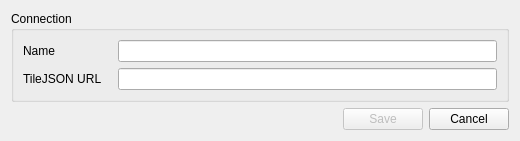
Before: the Qt Designer form ui/dlg_edit_server_connection.ui in geometalab/Vector-Tiles-Reader-QGIS-Plugin, drawn with Qt 5.
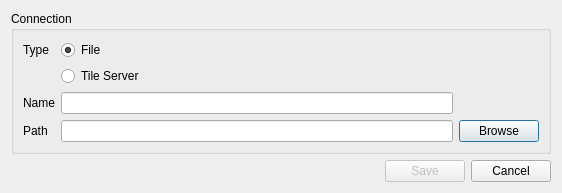
After: the same form once the commit is applied.

Commit message: * file connection dialog removed. * server dialog is now also used for files

Patch:
```diff
--- a/ui/dlg_edit_server_connection.ui
+++ b/ui/dlg_edit_server_connection.ui
@@ -6,53 +6,59 @@
    <rect>
     <x>0</x>
     <y>0</y>
-    <width>520</width>
-    <height>132</height>
+    <width>562</width>
+    <height>174</height>
    </rect>
   </property>
   <property name="windowTitle">
    <string>Edit Connection</string>
   </property>
-  <layout class="QVBoxLayout" name="verticalLayout_3">
+  <layout class="QVBoxLayout" name="verticalLayout_3" stretch="0,1">
    <item>
     <widget class="QGroupBox" name="groupBox">
      <property name="title">
       <string>Connection</string>
      </property>
-     <layout class="QGridLayout" name="gridLayout">
+     <layout class="QGridLayout" name="gridLayout" columnstretch="0,1,0">
+      <item row="3" column="0">
+       <widget class="QLabel" name="lblSource">
+        <property name="text">
+         <string>Path</string>
+        </property>
+       </widget>
+      </item>
       <item row="0" column="0">
-       <layout class="QHBoxLayout" name="horizontalLayout_3">
-        <item>
-         <layout class="QVBoxLayout" name="verticalLayout">
-          <item>
+       <widget class="QLabel" name="label_3">
+        <property name="text">
+         <string>Type</string>
+        </property>
+       </widget>
+      </item>
+      <item row="2" column="0">
            <widget class="QLabel" name="label">
             <property name="text">
              <string>Name</string>
             </property>
            </widget>
           </item>
-          <item>
-           <widget class="QLabel" name="label_2">
+      <item row="1" column="1">
+       <widget class="QRadioButton" name="rbServer">
             <property name="text">
-             <string>TileJSON URL</string>
-            </property>
-           </widget>
-          </item>
-         </layout>
-        </item>
-        <item>
-         <layout class="QVBoxLayout" name="verticalLayout_2">
-          <property name="leftMargin">
-           <number>10</number>
-          </property>
-          <item>
+         <string>Tile Server</string>
+        </property>
+        <attribute name="buttonGroup">
+         <string notr="true">buttonGroup</string>
+        </attribute>
+       </widget>
+      </item>
+      <item row="2" column="1">
            <widget class="QLineEdit" name="txtName">
             <property name="text">
              <string/>
             </property>
            </widget>
           </item>
-          <item>
+      <item row="3" column="1">
            <widget class="QLineEdit" name="txtUrl">
             <property name="toolTip">
              <string>The URL to the TileJSON of the tile service (e.g. http://yourtilehoster.com/index.json)</string>
@@ -65,9 +71,25 @@
             </property>
            </widget>
           </item>
-         </layout>
-        </item>
-       </layout>
+      <item row="0" column="1">
+       <widget class="QRadioButton" name="rbFile">
+        <property name="text">
+         <string>File</string>
+        </property>
+        <property name="checked">
+         <bool>true</bool>
+        </property>
+        <attribute name="buttonGroup">
+         <string notr="true">buttonGroup</string>
+        </attribute>
+       </widget>
+      </item>
+      <item row="3" column="2">
+       <widget class="QPushButton" name="btnBrowse">
+        <property name="text">
+         <string>Browse</string>
+        </property>
+       </widget>
       </item>
      </layout>
     </widget>
```
Left out of the diff: 3 changed lines with no effect on the pictures. Lines whose indentation alone changed are shown as unchanged. The commit also changes 5 other files.
